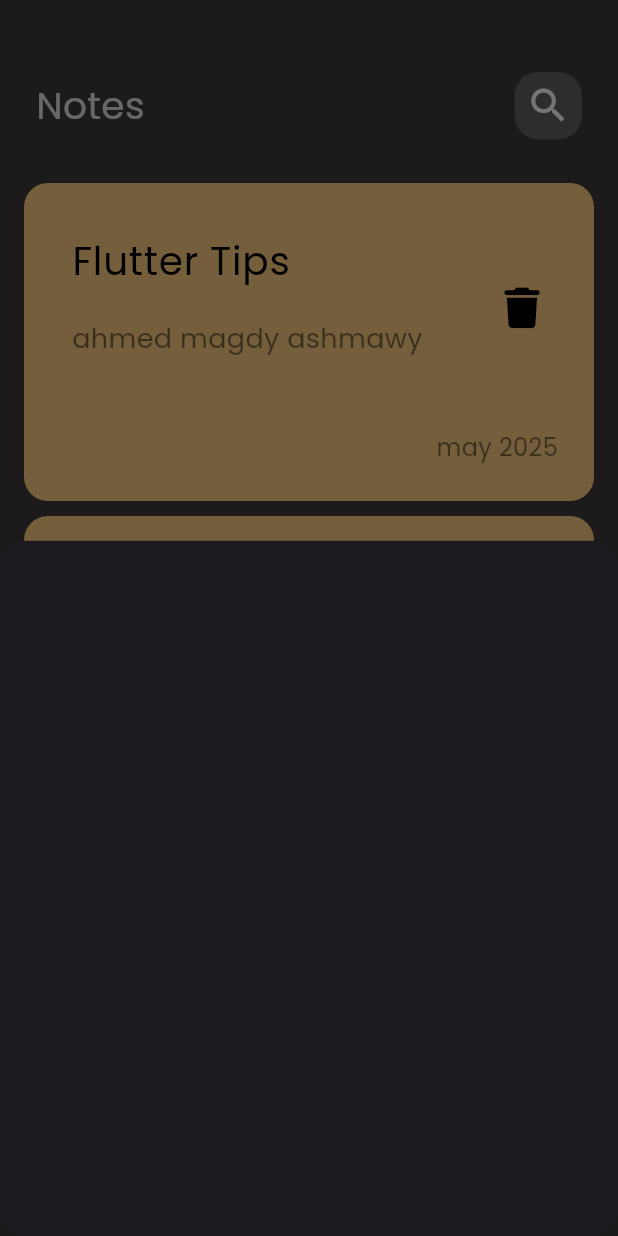
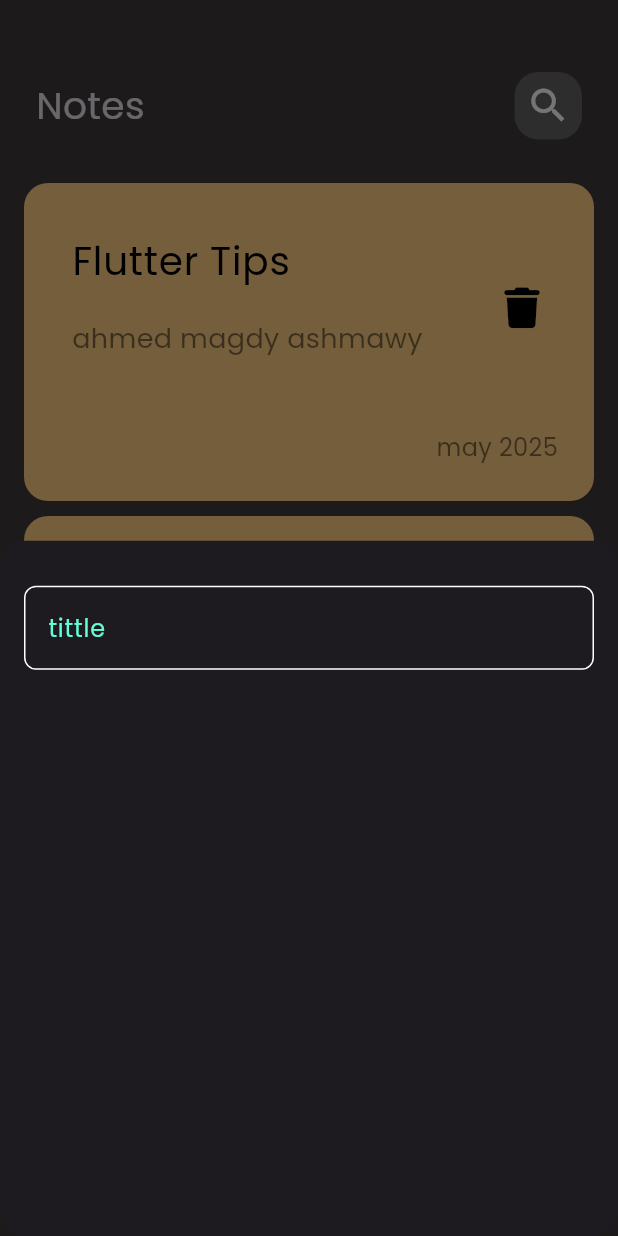
Before and after one commit to Ahmedmego-ux/notes_app, a Flutter app: the screen it shows after launch, after a tap on the "add" icon, on a phone screen of 412 x 824 dp. Run offline on Flutter 3.47's test engine with Material 3 defaults, Android fonts, the phone set to English and light mode, and no system bars; our stand-ins replace font_awesome_flutter.

Commit message:
creat custome textfield

```diff
--- /dev/null
+++ b/lib/constant.dart
@@ -0,0 +1,3 @@
+import 'package:flutter/material.dart';
+
+const kprimarycolor =const Color(0xff62FCD7);
--- a/lib/views/widgets/add_note_bottom.dart
+++ b/lib/views/widgets/add_note_bottom.dart
@@ -1,6 +1,15 @@
 import 'package:flutter/material.dart';
+import 'package:flutter_application_5/views/widgets/custome_text_field.dart';
 
 class Addnotebottomshet extends StatelessWidget{
     Widget build(BuildContext context) {
-    return Container();
+    return Padding(
+      padding: const EdgeInsets.symmetric(horizontal: 16),
+      child: Column(
+        children: [
+          SizedBox(height: 30,),
+          CustomeTextField()
+        ],
+      ),
+    );
 }}
--- /dev/null
+++ b/lib/views/widgets/custome_text_field.dart
@@ -0,0 +1,29 @@
+import 'package:flutter/material.dart';
+import 'package:flutter_application_5/constant.dart';
+
+class CustomeTextField extends StatelessWidget{
+  @override
+  Widget build(BuildContext context) {
+    return TextField(
+      cursorColor: kprimarycolor,
+      decoration: InputDecoration(
+        hintText: 'tittle',
+        hintStyle: TextStyle(color: kprimarycolor),
+        border: buildborder(),
+        enabledBorder: buildborder(),
+        focusedBorder: buildborder(kprimarycolor)
+
+      ),
+
+    );
+  }
+
+  OutlineInputBorder buildborder([Color]) {
+    return OutlineInputBorder(
+      borderSide: BorderSide(
+        color: Color??Colors.white
+      ),
+        borderRadius: BorderRadius.circular(8)
+      );
+  }
+}
```
